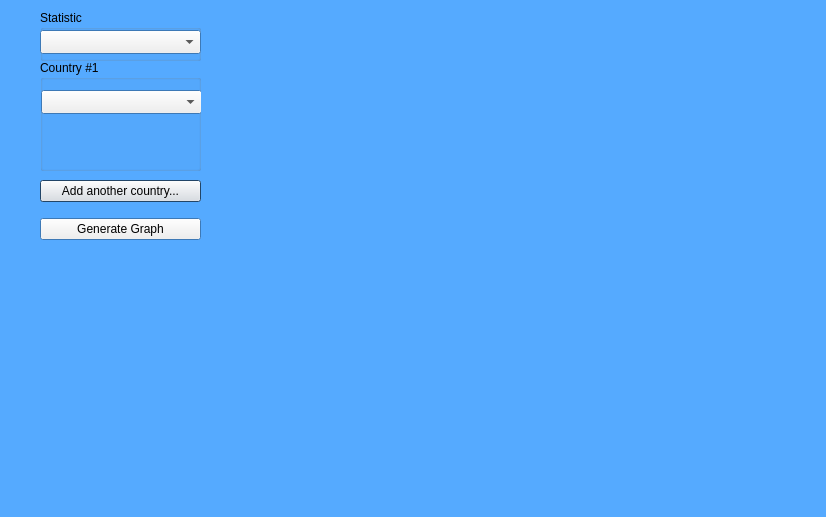
Qt form CovidFX/homescreen.ui (CovidFX-Team/CovidFX) before a commit.
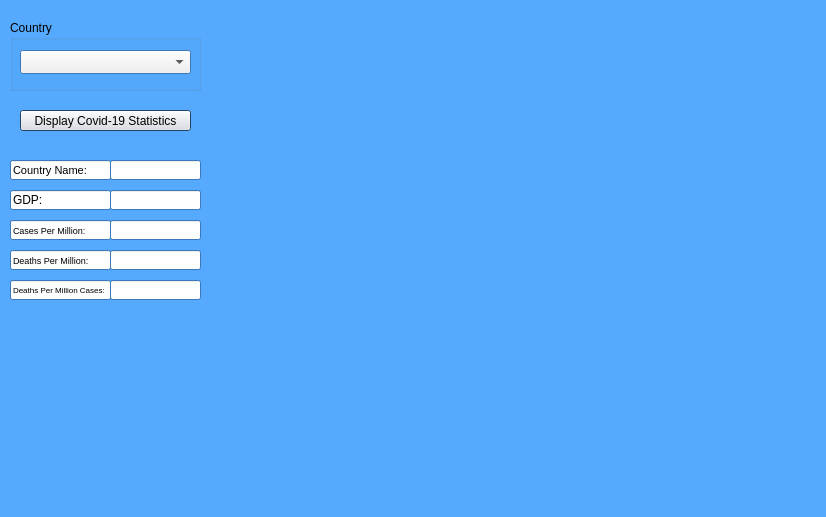
The same form after that commit. Custom widgets are drawn as their Qt base class.

Commit message:
add working country selector
- displays the relevant stats for a selected country in dropdown menu

```diff
--- a/CovidFX/homescreen.ui
+++ b/CovidFX/homescreen.ui
@@ -113,24 +113,17 @@
   <widget class="QWidget" name="verticalLayoutWidget">
    <property name="geometry">
     <rect>
-     <x>40</x>
-     <y>170</y>
-     <width>161</width>
-     <height>80</height>
+     <x>20</x>
+     <y>110</y>
+     <width>171</width>
+     <height>21</height>
     </rect>
    </property>
    <layout class="QVBoxLayout" name="verticalLayout">
     <item>
      <widget class="QPushButton" name="pushButton">
       <property name="text">
-       <string>Add another country...</string>
-      </property>
-     </widget>
-    </item>
-    <item>
-     <widget class="QPushButton" name="pushButton_2">
-      <property name="text">
-       <string>Generate Graph</string>
+       <string>Display Covid-19 Statistics</string>
       </property>
      </widget>
     </item>
@@ -139,44 +132,21 @@
   <widget class="QGroupBox" name="groupBox">
    <property name="geometry">
     <rect>
-     <x>40</x>
-     <y>60</y>
-     <width>161</width>
-     <height>111</height>
+     <x>10</x>
+     <y>20</y>
+     <width>191</width>
+     <height>71</height>
     </rect>
    </property>
    <property name="title">
-    <string>Country #1</string>
+    <string>Country</string>
    </property>
    <widget class="QComboBox" name="countryDropDownMenu">
     <property name="geometry">
      <rect>
-      <x>1</x>
+      <x>10</x>
       <y>30</y>
-      <width>161</width>
-      <height>24</height>
-     </rect>
-    </property>
-   </widget>
-  </widget>
-  <widget class="QGroupBox" name="groupBox_2">
-   <property name="geometry">
-    <rect>
-     <x>40</x>
-     <y>10</y>
-     <width>161</width>
-     <height>51</height>
-    </rect>
-   </property>
-   <property name="title">
-    <string>Statistic</string>
-   </property>
-   <widget class="QComboBox" name="comboBox_2">
-    <property name="geometry">
-     <rect>
-      <x>0</x>
-      <y>20</y>
-      <width>161</width>
+      <width>171</width>
       <height>24</height>
      </rect>
     </property>
@@ -192,6 +162,241 @@
     </rect>
    </property>
   </widget>
+  <widget class="QLineEdit" name="statLabelCountryName">
+   <property name="geometry">
+    <rect>
+     <x>10</x>
+     <y>160</y>
+     <width>101</width>
+     <height>20</height>
+    </rect>
+   </property>
+   <property name="font">
+    <font>
+     <pointsize>8</pointsize>
+    </font>
+   </property>
+   <property name="text">
+    <string>Country Name:</string>
+   </property>
+   <property name="readOnly">
+    <bool>true</bool>
+   </property>
+   <property name="clearButtonEnabled">
+    <bool>false</bool>
+   </property>
+  </widget>
+  <widget class="QLineEdit" name="statLabelGDP">
+   <property name="geometry">
+    <rect>
+     <x>10</x>
+     <y>190</y>
+     <width>101</width>
+     <height>20</height>
+    </rect>
+   </property>
+   <property name="text">
+    <string>GDP:</string>
+   </property>
+   <property name="readOnly">
+    <bool>true</bool>
+   </property>
+   <property name="clearButtonEnabled">
+    <bool>false</bool>
+   </property>
+  </widget>
+  <widget class="QLineEdit" name="statLabelCasesPerMillion">
+   <property name="geometry">
+    <rect>
+     <x>10</x>
+     <y>220</y>
+     <width>101</width>
+     <height>20</height>
+    </rect>
+   </property>
+   <property name="font">
+    <font>
+     <pointsize>7</pointsize>
+    </font>
+   </property>
+   <property name="text">
+    <string>Cases Per Million:</string>
+   </property>
+   <property name="readOnly">
+    <bool>true</bool>
+   </property>
+   <property name="clearButtonEnabled">
+    <bool>false</bool>
+   </property>
+  </widget>
+  <widget class="QLineEdit" name="statLabelDeathsPerMillion">
+   <property name="geometry">
+    <rect>
+     <x>10</x>
+     <y>250</y>
+     <width>101</width>
+     <height>20</height>
+    </rect>
+   </property>
+   <property name="font">
+    <font>
+     <pointsize>7</pointsize>
+    </font>
+   </property>
+   <property name="text">
+    <string>Deaths Per Million:</string>
+   </property>
+   <property name="readOnly">
+    <bool>true</bool>
+   </property>
+   <property name="clearButtonEnabled">
+    <bool>false</bool>
+   </property>
+  </widget>
+  <widget class="QLineEdit" name="statDisplayDeathsPerMillion">
+   <property name="geometry">
+    <rect>
+     <x>110</x>
+     <y>250</y>
+     <width>91</width>
+     <height>20</height>
+    </rect>
+   </property>
+   <property name="font">
+    <font>
+     <pointsize>9</pointsize>
+    </font>
+   </property>
+   <property name="text">
+    <string/>
+   </property>
+   <property name="readOnly">
+    <bool>true</bool>
+   </property>
+   <property name="clearButtonEnabled">
+    <bool>false</bool>
+   </property>
+  </widget>
+  <widget class="QLineEdit" name="statDisplayCasesPerMillion">
+   <property name="geometry">
+    <rect>
+     <x>110</x>
+     <y>220</y>
+     <width>91</width>
+     <height>20</height>
+    </rect>
+   </property>
+   <property name="font">
+    <font>
+     <pointsize>9</pointsize>
+    </font>
+   </property>
+   <property name="text">
+    <string/>
+   </property>
+   <property name="readOnly">
+    <bool>true</bool>
+   </property>
+   <property name="clearButtonEnabled">
+    <bool>false</bool>
+   </property>
+  </widget>
+  <widget class="QLineEdit" name="statDisplayGDP">
+   <property name="geometry">
+    <rect>
+     <x>110</x>
+     <y>190</y>
+     <width>91</width>
+     <height>20</height>
+    </rect>
+   </property>
+   <property name="font">
+    <font>
+     <pointsize>9</pointsize>
+    </font>
+   </property>
+   <property name="text">
+    <string/>
+   </property>
+   <property name="readOnly">
+    <bool>true</bool>
+   </property>
+   <property name="clearButtonEnabled">
+    <bool>false</bool>
+   </property>
+  </widget>
+  <widget class="QLineEdit" name="statDisplayCountryName">
+   <property name="geometry">
+    <rect>
+     <x>110</x>
+     <y>160</y>
+     <width>91</width>
+     <height>20</height>
+    </rect>
+   </property>
+   <property name="font">
+    <font>
+     <pointsize>9</pointsize>
+    </font>
+   </property>
+   <property name="text">
+    <string/>
+   </property>
+   <property name="readOnly">
+    <bool>true</bool>
+   </property>
+   <property name="clearButtonEnabled">
+    <bool>false</bool>
+   </property>
+  </widget>
+  <widget class="QLineEdit" name="statLabelDeathsPerMillionCases">
+   <property name="geometry">
+    <rect>
+     <x>10</x>
+     <y>280</y>
+     <width>101</width>
+     <height>20</height>
+    </rect>
+   </property>
+   <property name="font">
+    <font>
+     <pointsize>6</pointsize>
+    </font>
+   </property>
+   <property name="text">
+    <string>Deaths Per Million Cases:</string>
+   </property>
+   <property name="readOnly">
+    <bool>true</bool>
+   </property>
+   <property name="clearButtonEnabled">
+    <bool>false</bool>
+   </property>
+  </widget>
+  <widget class="QLineEdit" name="statDisplayDeathsPerMillionCases">
+   <property name="geometry">
+    <rect>
+     <x>110</x>
+     <y>280</y>
+     <width>91</width>
+     <height>20</height>
+    </rect>
+   </property>
+   <property name="font">
+    <font>
+     <pointsize>8</pointsize>
+    </font>
+   </property>
+   <property name="text">
+    <string/>
+   </property>
+   <property name="readOnly">
+    <bool>true</bool>
+   </property>
+   <property name="clearButtonEnabled">
+    <bool>false</bool>
+   </property>
+  </widget>
  </widget>
  <customwidgets>
   <customwidget>
```
Left out of the diff: 4 changed lines with no effect on the pictures. The commit also changes 3 other files.
